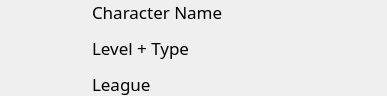
Old version of the form plugins/StashViewer/ui/characterwidget.ui in the repository Novynn/Adamant.
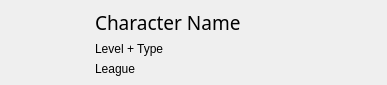
New version of the form.

Commit message: Fixed character viewer list widget items

Patch:
```diff
--- a/plugins/StashViewer/ui/characterwidget.ui
+++ b/plugins/StashViewer/ui/characterwidget.ui
@@ -16,18 +16,12 @@
     <verstretch>0</verstretch>
    </sizepolicy>
   </property>
-  <property name="font">
-   <font>
-    <family>Fontin SmallCaps</family>
-    <pointsize>13</pointsize>
-   </font>
-  </property>
   <property name="windowTitle">
    <string>Form</string>
   </property>
   <layout class="QHBoxLayout" name="horizontalLayout">
    <property name="spacing">
-    <number>12</number>
+    <number>6</number>
    </property>
    <property name="sizeConstraint">
     <enum>QLayout::SetDefaultConstraint</enum>
@@ -71,8 +65,26 @@
    </item>
    <item>
     <layout class="QVBoxLayout" name="verticalLayout">
+     <property name="leftMargin">
+      <number>9</number>
+     </property>
+     <property name="topMargin">
+      <number>9</number>
+     </property>
+     <property name="rightMargin">
+      <number>9</number>
+     </property>
+     <property name="bottomMargin">
+      <number>9</number>
+     </property>
      <item>
       <widget class="QLabel" name="nameLabel">
+       <property name="font">
+        <font>
+         <family>Fontin SmallCaps</family>
+         <pointsize>14</pointsize>
+        </font>
+       </property>
        <property name="text">
         <string>Character Name</string>
        </property>
```
